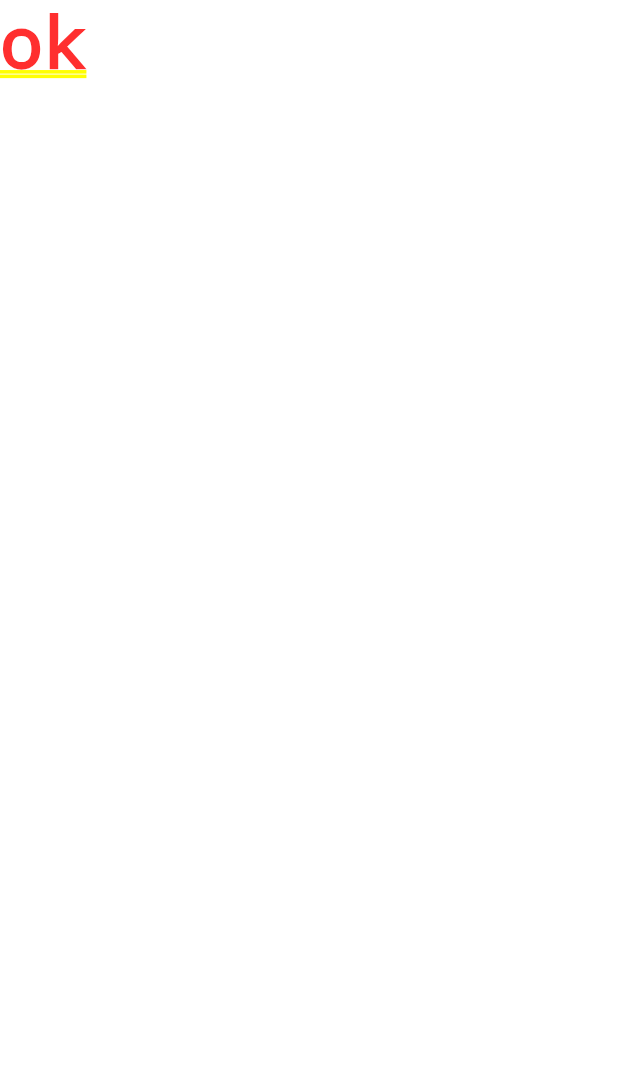
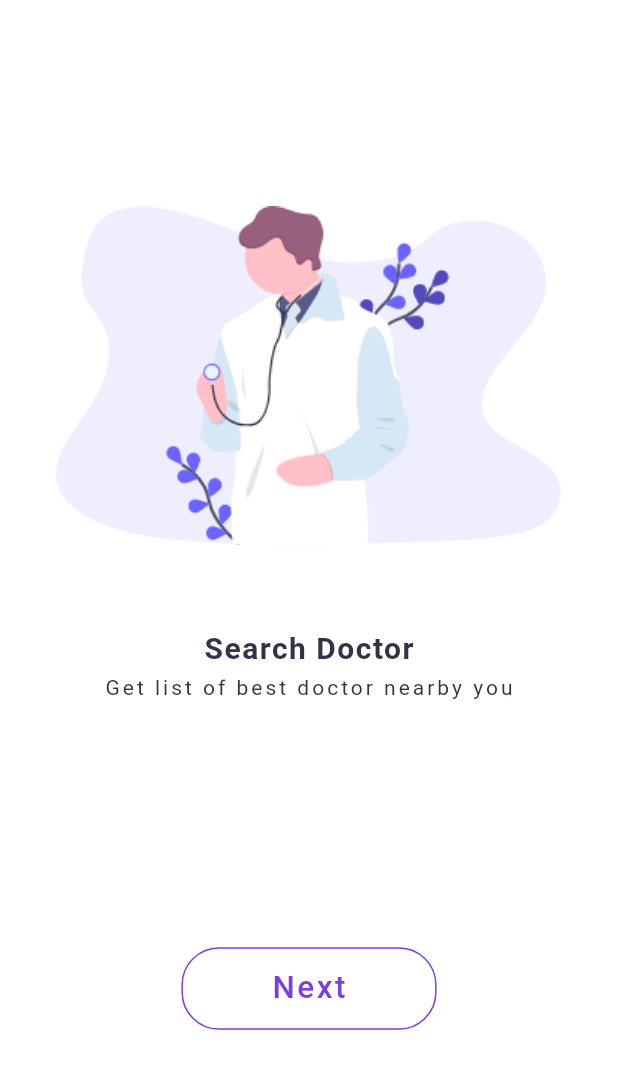
Before and after one commit to phucvo0709/Flutter-Medec, a Flutter app: the screen it shows after launch, on a phone screen of 412 x 824 dp. Shown: the top 1069 px of the screen. Run offline on Flutter 3.47's test engine with Material 2 defaults, Android fonts, the phone set to English and light mode, and no system bars; our stand-ins replace flutter_spinkit.

Commit message:
add provider and welcome page

```diff
--- a/lib/main.dart
+++ b/lib/main.dart
@@ -1,18 +1,27 @@
+import 'package:fl_medec/providers/page_provider.dart';
 import 'package:fl_medec/screens/SplashScreen.dart';
 import 'package:fl_medec/screens/WelcomeScreen.dart';
 import 'package:flutter/material.dart';
+import 'package:provider/provider.dart';
 
 void main() => runApp(MyApp());
 
 class MyApp extends StatelessWidget {
   @override
   Widget build(BuildContext context) {
-    return MaterialApp(
-      title: 'Medeco',
-      home: SplashScreen(),
-      routes: {
-        WelcomeScreen.routeName: (ctx) => WelcomeScreen(),
-      },
+    return MultiProvider(
+      providers: [
+        ChangeNotifierProvider.value(
+          value: PageProvider(),
+        ),
+      ],
+      child: MaterialApp(
+        title: 'Medeco',
+        home: SplashScreen(),
+        routes: {
+          WelcomeScreen.routeName: (ctx) => WelcomeScreen(),
+        },
+      ),
     );
   }
 }
--- /dev/null
+++ b/lib/models/page_model.dart
@@ -0,0 +1,10 @@
+class PageModel {
+  var imageUrl;
+  var title;
+  var body;
+  PageModel({
+    this.imageUrl,
+    this.title,
+    this.body,
+  });
+}
--- /dev/null
+++ b/lib/providers/page_provider.dart
@@ -0,0 +1,26 @@
+import 'package:fl_medec/models/page_model.dart';
+import 'package:flutter/widgets.dart';
+
+class PageProvider with ChangeNotifier {
+  List<PageModel> _pages = [
+    PageModel(
+      imageUrl: "assets/images/f1.png",
+      title: 'Search Doctor',
+      body: 'Get list of best doctor nearby you',
+    ),
+    PageModel(
+      imageUrl: "assets/images/f2.png",
+      title: 'Book Appointment',
+      body: 'Book an appointment with a right doctor',
+    ),
+    PageModel(
+      imageUrl: "assets/images/f3.png",
+      title: 'Search Doctor',
+      body: 'Search and book diagnostic test',
+    ),
+  ];
+
+  List<PageModel> get pages {
+    return [..._pages];
+  }
+}
--- a/lib/screens/SplashScreen.dart
+++ b/lib/screens/SplashScreen.dart
@@ -14,7 +14,7 @@ class _SplashScreenState extends State<SplashScreen> {
   void initState() {
     super.initState();
     Timer(
-      Duration(seconds: 5),
+      Duration(seconds: 1),
       () => Navigator.of(context).pushNamed(WelcomeScreen.routeName),
     );
   }
--- a/lib/screens/WelcomeScreen.dart
+++ b/lib/screens/WelcomeScreen.dart
@@ -1,12 +1,129 @@
+import 'package:fl_medec/providers/page_provider.dart';
 import 'package:flutter/material.dart';
+import 'package:provider/provider.dart';
 
-class WelcomeScreen extends StatelessWidget {
+class WelcomeScreen extends StatefulWidget {
   static const routeName = '/welcome';
 
   @override
+  _WelcomeScreenState createState() => _WelcomeScreenState();
+}
+
+class _WelcomeScreenState extends State<WelcomeScreen> {
+  PageController _pageController;
+  int currentPage = 0;
+
+  @override
+  void initState() {
+    super.initState();
+    _pageController = PageController(initialPage: currentPage, keepPage: false);
+  }
+
+  @override
+  void dispose() {
+    _pageController.dispose();
+    super.dispose();
+  }
+
+  void jumpToPage(int page, int pageLength) {
+    if (page + 1 < pageLength) {
+      if (_pageController.hasClients) {
+        _pageController.animateToPage(
+          page + 1,
+          duration: Duration(milliseconds: 400),
+          curve: Curves.easeInOut,
+        );
+      }
+    }
+  }
+
+  @override
   Widget build(BuildContext context) {
+    final pageProvider = Provider.of<PageProvider>(context);
+    final pageList = pageProvider.pages;
     return Container(
-      child: Text('ok'),
+      child: Scaffold(
+        backgroundColor: Colors.white,
+        body: Stack(
+          fit: StackFit.expand,
+          children: <Widget>[
+            PageView.builder(
+              physics: NeverScrollableScrollPhysics(),
+              itemCount: pageList.length,
+              controller: _pageController,
+              itemBuilder: (context, index) {
+                return Stack(
+                  fit: StackFit.expand,
+                  children: <Widget>[
+                    AnimatedBuilder(
+                      animation: _pageController,
+                      builder: (context, child) {
+                        var page = pageList[index];
+                        return Column(
+                          mainAxisAlignment: MainAxisAlignment.center,
+                          mainAxisSize: MainAxisSize.min,
+                          children: <Widget>[
+                            Image.asset(page.imageUrl),
+                            SizedBox(
+                              height: 57.0,
+                            ),
+                            Text(
+                              page.title,
+                              style: TextStyle(
+                                color: Color.fromRGBO(51, 51, 72, 1),
+                                fontSize: 20.0,
+                                fontWeight: FontWeight.bold,
+                                letterSpacing: 1.0,
+                              ),
+                            ),
+                            SizedBox(
+                              height: 7.0,
+                            ),
+                            Text(
+                              page.body,
+                              style: TextStyle(
+                                color: Color.fromRGBO(51, 51, 72, 1),
+                                letterSpacing: 2.0,
+                              ),
+                            ),
+                            SizedBox(
+                              height: 165.0,
+                            ),
+                            OutlineButton(
+                              onPressed: () {
+                                jumpToPage(index, pageList.length);
+                              },
+                              color: Colors.transparent,
+                              borderSide: BorderSide(
+                                color: Color.fromRGBO(122, 63, 225, 1),
+                              ),
+                              shape: RoundedRectangleBorder(
+                                borderRadius: BorderRadius.circular(25.0),
+                              ),
+                              padding:
+                                  EdgeInsets.fromLTRB(60.0, 15.0, 60.0, 15.0),
+                              textColor: Color.fromRGBO(122, 63, 225, 1),
+                              child: Container(
+                                child: Text(
+                                  'Next',
+                                  style: TextStyle(
+                                    fontSize: 21.0,
+                                    letterSpacing: 1.6,
+                                  ),
+                                ),
+                              ),
+                            ),
+                          ],
+                        );
+                      },
+                    ),
+                  ],
+                );
+              },
+            )
+          ],
+        ),
+      ),
     );
   }
 }
--- a/pubspec.yaml
+++ b/pubspec.yaml
@@ -14,7 +14,7 @@ description: A new Flutter project.
 version: 1.0.0+1
 
 environment:
-  sdk: ">=2.1.0 <3.0.0"
+  sdk: ">=2.2.2 <3.0.0"
 
 dependencies:
   flutter:
```
